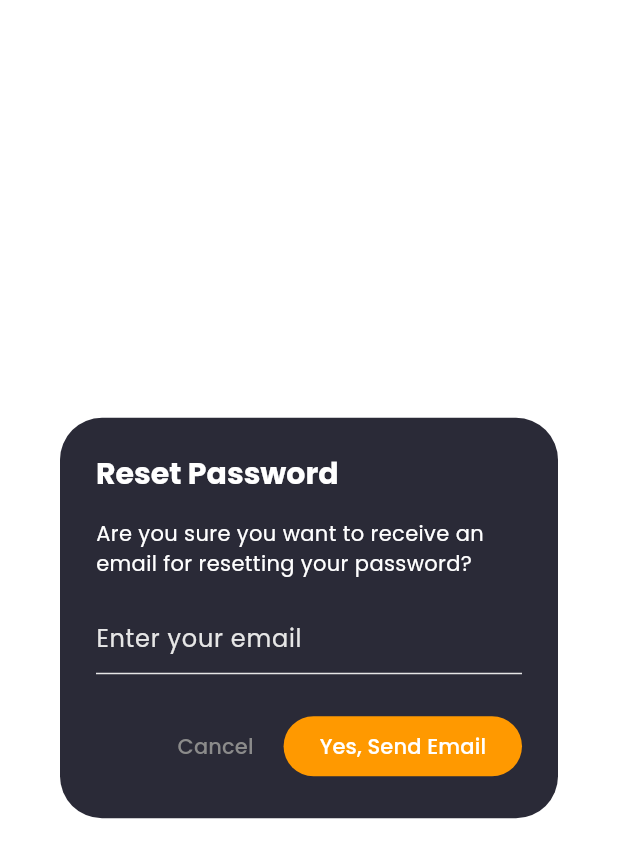
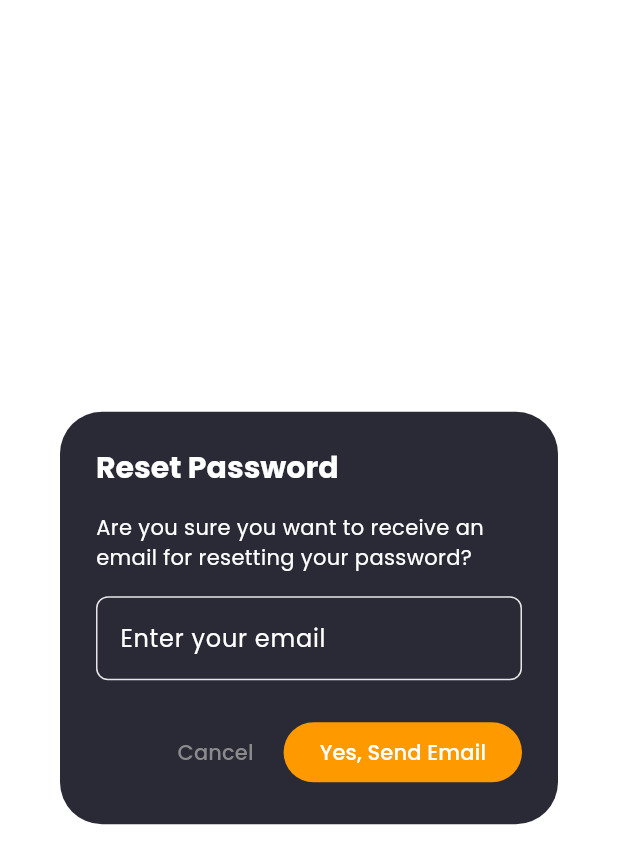
Before and after one commit to KempDewulf/envirosense-app, a Flutter app: the ForgotPasswordDialog widget shown alone on an empty page, opened directly, on a phone screen of 412 x 824 dp. Shown: the top 864 px of the screen. Run offline on Flutter 3.47's test engine with Material 3 defaults, Android fonts, the phone set to English and light mode, and no system bars; our stand-ins replace connectivity_plus, dotted_border, firebase_auth, firebase_core, firebase_messaging, flutter_dotenv and 5 more; missing offline and left inert: mobile_scanner; accounts and stored records are empty.

Commit message:
feat: add form validation to forgot password dialog and refactor email input field

```diff
--- a/lib/presentation/widgets/dialogs/forgot_your_password_dialog.dart
+++ b/lib/presentation/widgets/dialogs/forgot_your_password_dialog.dart
@@ -1,3 +1,5 @@
+import 'package:envirosense/presentation/widgets/core/custom_text_form_field.dart';
+import 'package:envirosense/services/validation_service.dart';
 import 'package:flutter/material.dart';
 import 'package:envirosense/core/constants/colors.dart';
 import 'package:envirosense/services/auth_service.dart';
@@ -18,6 +20,7 @@ class ForgotPasswordDialog extends StatefulWidget {
 class _ForgotPasswordDialogState extends State<ForgotPasswordDialog> {
   final AuthService _authService = AuthService();
   final TextEditingController _emailController = TextEditingController();
+  final _formKey = GlobalKey<FormState>();
 
   @override
   void dispose() {
@@ -27,6 +30,8 @@ class _ForgotPasswordDialogState extends State<ForgotPasswordDialog> {
 
   void _handleResetPassword(BuildContext context) async {
     try {
+      if (!_formKey.currentState!.validate()) return;
+
       String? emailToReset;
 
       if (widget.askEmail) {
@@ -74,7 +79,10 @@ class _ForgotPasswordDialogState extends State<ForgotPasswordDialog> {
         'Reset Password',
         style: TextStyle(color: AppColors.whiteColor, fontSize: 20, fontWeight: FontWeight.bold),
       ),
-      content: Column(
+      content: Form(
+        // Wrap content in Form
+        key: _formKey,
+        child: Column(
           mainAxisSize: MainAxisSize.min,
           children: [
             const Text(
@@ -85,22 +93,19 @@ class _ForgotPasswordDialogState extends State<ForgotPasswordDialog> {
             ),
             if (widget.askEmail) ...[
               const SizedBox(height: 16),
-            TextField(
+              CustomTextFormField(
                 controller: _emailController,
-              style: const TextStyle(color: AppColors.whiteColor),
-              decoration: const InputDecoration(
-                hintText: 'Enter your email',
-                hintStyle: TextStyle(color: AppColors.lightGrayColor),
-                enabledBorder: UnderlineInputBorder(
-                  borderSide: BorderSide(color: AppColors.lightGrayColor),
-                ),
-                focusedBorder: UnderlineInputBorder(
-                  borderSide: BorderSide(color: AppColors.accentColor),
-                ),
-              ),
+                labelText: 'Enter your email',
+                keyboardType: TextInputType.emailAddress,
+                validator: ValidationService.validateEmail,
+                textStyle: const TextStyle(color: AppColors.whiteColor),
+                labelColor: AppColors.whiteColor,
+                borderColor: AppColors.lightGrayColor,
+                focusColor: AppColors.accentColor,
               ),
             ],
           ],
+        ),
       ),
       actions: [
         TextButton(
```
Lines whose indentation alone changed are shown as unchanged.
